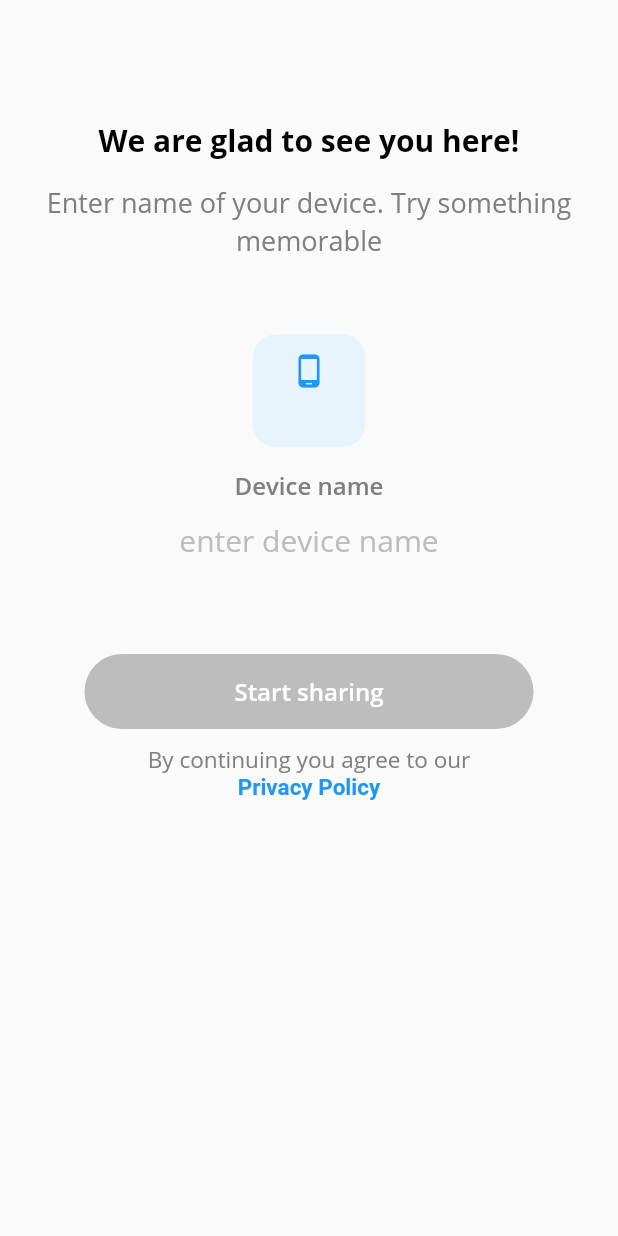
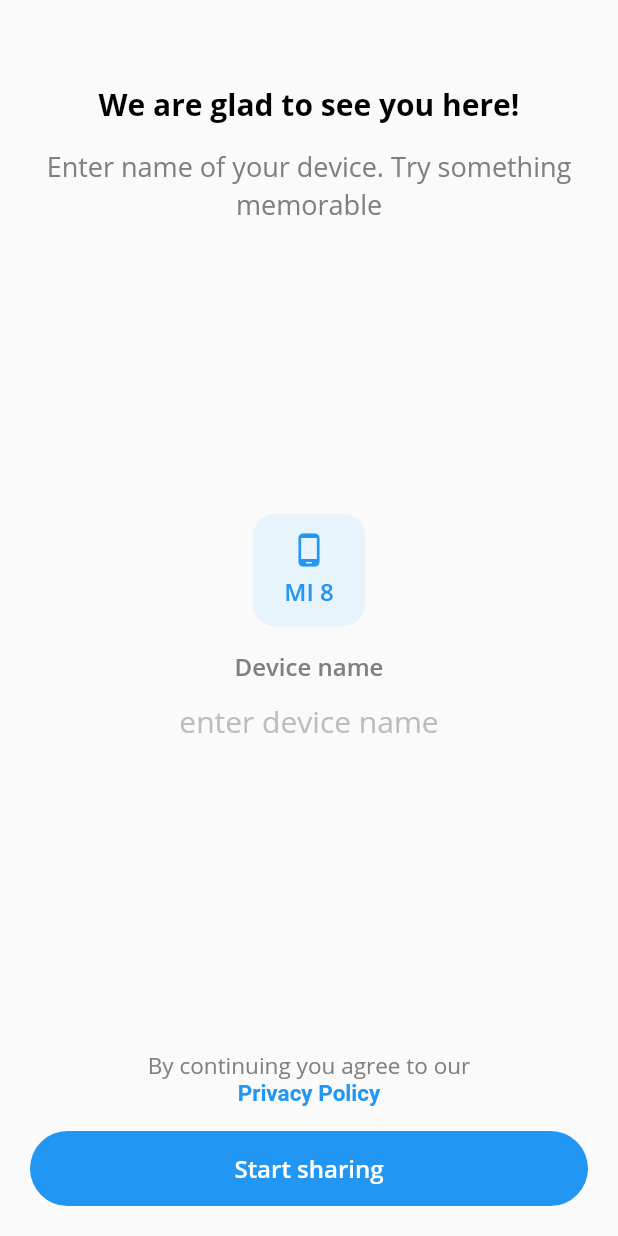
Before and after one commit to sudox-history/droply-mobile, a Flutter app: the screen it shows after launch, on a phone screen of 412 x 824 dp. Run offline on Flutter 3.47's test engine with Material 2 defaults, Android fonts, the phone set to English and light mode, and no system bars; our stand-ins replace easy_localization.

Commit message:
[UI] Layout for auth screen.

```diff
--- a/lib/auth/auth_screen.dart
+++ b/lib/auth/auth_screen.dart
@@ -1,144 +1,83 @@
-import 'dart:io';
 import 'package:droply/constants.dart';
 import 'package:flutter/gestures.dart';
 import 'package:flutter/material.dart';
+import 'package:easy_localization/easy_localization.dart';
+import 'package:flutter/rendering.dart';
+import 'package:flutter/services.dart';
 import 'package:url_launcher/url_launcher.dart';
-import 'package:flutter/services.dart';
-import 'package:easy_localization/easy_localization.dart';
-import 'package:device_info/device_info.dart';
 
-import 'main_screen.dart';
+// final DeviceInfoPlugin deviceInfo = DeviceInfoPlugin();
+// AndroidDeviceInfo androidDeviceInfo;
+// IosDeviceInfo iOSDeviceInfo;
 
-final DeviceInfoPlugin deviceInfo = DeviceInfoPlugin();
-AndroidDeviceInfo androidDeviceInfo;
-IosDeviceInfo iOSDeviceInfo;
-
-class AuthScreen extends StatefulWidget {
-  @override
-  _AuthScreenState createState() => _AuthScreenState();
-}
-
-class _AuthScreenState extends State<AuthScreen> {
-  bool _buttonEnabled = false;
-
-  void _changeButtonEnabled(bool enable) {
-    setState(() {
-      _buttonEnabled = enable;
-    });
-  }
-
-  String model = "phone_box".tr();
-
-  void getDeviceInfo() async {
-    if (Platform.isAndroid) {
-      androidDeviceInfo = await deviceInfo.androidInfo;
-      setState(() {
-        model = androidDeviceInfo.model;
-      });
-    } else if (Platform.isIOS) {
-      iOSDeviceInfo = await deviceInfo.iosInfo;
-      setState(() {
-        model = iOSDeviceInfo.model;
-      });
-    }
-  }
-
-  @override
-  void initState() {
-    getDeviceInfo();
-    super.initState();
-  }
-
+class AuthScreen extends StatelessWidget {
   @override
   Widget build(BuildContext context) {
     return Scaffold(
-      resizeToAvoidBottomPadding: false,
-      body: Container(
-          height: double.infinity,
-          child: SingleChildScrollView(
-            physics: AlwaysScrollableScrollPhysics(),
-            padding: EdgeInsets.only(top: 80, left: 16, right: 16, bottom: 20),
-            child: Column(children: [
+        body: SingleChildScrollView(
+      child: _AuthScreenLayout(
+        children: [
+          Column(
+            children: [
               _buildWelcomeTitle(),
-              SizedBox(height: 16),
               _buildWelcomeHint(),
-              SizedBox(height: 50),
-              Container(
-                  width: 75,
-                  height: 75,
-                  decoration: BoxDecoration(
-                      color: AppColors.lightBlue,
-                      borderRadius: BorderRadius.all(Radius.circular(15))),
-                  child: Column(
-                    mainAxisAlignment: MainAxisAlignment.center,
+            ],
+          ),
+          Column(
+            mainAxisSize: MainAxisSize.min,
             children: [
-                      Icon(Icons.phone_android, color: AppColors.blue),
-                      Padding(
-                        padding: EdgeInsets.only(top: 5),
-                        child: Text(model,
-                            style: TextStyle(
-                                color: AppColors.blue,
-                                fontFamily: AppFonts.openSans,
-                                fontWeight: AppFonts.semibold,
-                                fontSize: 16)),
-                      )
+              _buildDeviceBlock(),
+              _buildDeviceNameHint(),
+              _buildDeviceNameField(),
             ],
-                  )),
-              SizedBox(height: 15),
-              _buildDeviceNameHint(),
-              TextField(
-                  style: TextStyle(
-                    color: AppColors.labelTextColor,
-                    fontFamily: AppFonts.openSans,
-                    fontWeight: AppFonts.regular,
-                    fontSize: 20,
           ),
-                  inputFormatters: [LengthLimitingTextInputFormatter(25)],
-                  onChanged: (text) {
-                    _changeButtonEnabled(Regex.deviceNameAllow.hasMatch(text));
-                  },
-                  textAlign: TextAlign.center,
-                  decoration: InputDecoration(
-                    border: InputBorder.none,
-                    hintText: "enter_device_name_hint".tr(),
-                    hintStyle: TextStyle(
-                      color: AppColors.hint2TextColor,
-                      fontFamily: AppFonts.openSans,
-                      fontWeight: AppFonts.regular,
-                      fontSize: 20,
+          Column(
+            children: [
+              _buildLicenseText(),
+              _buildStartSharingButton(),
+            ],
           ),
-                  )),
-              SizedBox(height: 50),
-              FlatButton(
-                color: AppColors.blue,
-                disabledColor: AppColors.hint2TextColor,
-                padding: EdgeInsets.only(left: 100, right: 100, top: 14, bottom: 14),
-                shape: RoundedRectangleBorder(
-                  borderRadius: BorderRadius.circular(25),
+        ],
       ),
-                onPressed: _buttonEnabled
-                    ? () {
-                        //TODO: backend auth
-                        Route route = MaterialPageRoute(builder: (context) => MainScreen());
-                        Navigator.pushReplacement(context, route);
-                      }
-                    : null,
-                child: Text(
-                  "enter_button".tr(),
-                  textAlign: TextAlign.center,
-                  style: TextStyle(
-                      color: AppColors.whiteColor,
-                      fontFamily: AppFonts.openSans,
-                      fontWeight: AppFonts.semibold,
-                      fontSize: 16),
-                ),
-              ),
-              SizedBox(height: 10),
-              _buildLicenseText()
-            ]),
-          )),
-    );
-  }
+    ));
+    // return Scaffold(
+    //   body: SingleChildScrollView(
+    //     child: CustomMultiChildLayout(
+    //       delegate: _AuthScreenLayout(context),
+    //       children: [
+    //         LayoutId(
+    //           id: 1,
+    //           child: Column(
+    //             children: [
+    //               _buildWelcomeTitle(),
+    //               _buildWelcomeHint(),
+    //             ],
+    //           ),
+    //         ),
+    //         LayoutId(
+    //           id: 2,
+    //           child: Column(
+    //             mainAxisSize: MainAxisSize.min,
+    //             children: [
+    //               _buildDeviceBlock(),
+    //               _buildDeviceNameHint(),
+    //               _buildDeviceNameField(),
+    //             ],
+    //           ),
+    //         ),
+    //         LayoutId(
+    //           id: 3,
+    //           child: Column(
+    //             children: [
+    //               _buildLicenseText(),
+    //               _buildStartSharingButton(),
+    //             ],
+    //           ),
+    //         ),
+    //       ],
+    //     ),
+    //   ),
+    // );
   }
 
   Widget _buildWelcomeTitle() {
@@ -148,31 +87,24 @@ Widget _buildWelcomeTitle() {
         color: AppColors.headerTextColor,
         fontFamily: AppFonts.openSans,
         fontWeight: AppFonts.bold,
-        fontSize: 20),
+        fontSize: 20,
+      ),
     );
   }
 
   Widget _buildWelcomeHint() {
-  return Text(
+    return Container(
+      padding: EdgeInsets.only(top: 16),
+      child: Text(
         "welcome_hint".tr(),
         textAlign: TextAlign.center,
         style: TextStyle(
           color: AppColors.hint1TextColor,
           fontFamily: AppFonts.openSans,
           fontWeight: AppFonts.regular,
-        fontSize: 18),
-  );
-}
-
-Widget _buildDeviceNameHint() {
-  return Text(
-    "device_name_hint".tr(),
-    textAlign: TextAlign.center,
-    style: TextStyle(
-        color: AppColors.hint1TextColor,
-        fontFamily: AppFonts.openSans,
-        fontWeight: AppFonts.semibold,
-        fontSize: 16),
+          fontSize: 18,
+        ),
+      ),
     );
   }
 
@@ -186,18 +118,246 @@ Widget _buildLicenseText() {
             color: AppColors.hint1TextColor,
             fontFamily: AppFonts.openSans,
             fontWeight: AppFonts.regular,
-              fontSize: 15),
+            fontSize: 15,
+          ),
           children: [
             TextSpan(text: "agreement1".tr()),
             TextSpan(
               text: "agreement2".tr(),
-                style: TextStyle(color: AppColors.blue, fontWeight: AppFonts.semibold),
+              style: TextStyle(
+                color: AppColors.blue,
+                fontWeight: AppFonts.semibold,
+              ),
               recognizer: TapGestureRecognizer()
                 ..onTap = () async {
                   const url = "https://flutter.io";
-                    if (await canLaunch(url)) launch(url);
-                  }),
+                  if (await canLaunch(url)) {
+                    launch(url);
+                  }
+                },
+            ),
           ],
         ),
-      ));
+      ),
+    );
   }
+
+  Widget _buildStartSharingButton() {
+    return Container(
+      margin: EdgeInsets.only(top: 16.0),
+      width: double.infinity,
+      child: FlatButton(
+        color: AppColors.blue,
+        disabledColor: AppColors.hint2TextColor,
+        padding: EdgeInsets.only(left: 14, right: 14, top: 14, bottom: 14),
+        shape: RoundedRectangleBorder(
+          borderRadius: BorderRadius.circular(25),
+        ),
+        onPressed: () {},
+        child: Text(
+          "enter_button".tr(),
+          textAlign: TextAlign.center,
+          style: TextStyle(
+            color: AppColors.whiteColor,
+            fontFamily: AppFonts.openSans,
+            fontWeight: AppFonts.semibold,
+            fontSize: 16,
+          ),
+        ),
+      ),
+    );
+  }
+
+  Widget _buildDeviceBlock() {
+    return Container(
+      width: 75,
+      height: 75,
+      decoration: BoxDecoration(
+        color: AppColors.lightBlue,
+        borderRadius: BorderRadius.all(Radius.circular(15)),
+      ),
+      child: Column(
+        mainAxisAlignment: MainAxisAlignment.center,
+        children: [
+          Icon(Icons.phone_android, color: AppColors.blue),
+          Padding(
+            padding: EdgeInsets.only(top: 5),
+            child: Text(
+              "MI 8",
+              style: TextStyle(
+                color: AppColors.blue,
+                fontFamily: AppFonts.openSans,
+                fontWeight: AppFonts.semibold,
+                fontSize: 16,
+              ),
+            ),
+          )
+        ],
+      ),
+    );
+  }
+
+  Widget _buildDeviceNameHint() {
+    return Padding(
+      padding: EdgeInsets.only(top: 16),
+      child: Text(
+        "device_name_hint".tr(),
+        textAlign: TextAlign.center,
+        style: TextStyle(
+          color: AppColors.hint1TextColor,
+          fontFamily: AppFonts.openSans,
+          fontWeight: AppFonts.semibold,
+          fontSize: 16,
+        ),
+      ),
+    );
+  }
+
+  Widget _buildDeviceNameField() {
+    return TextField(
+      style: TextStyle(
+        color: AppColors.labelTextColor,
+        fontFamily: AppFonts.openSans,
+        fontWeight: AppFonts.regular,
+        fontSize: 20,
+      ),
+      inputFormatters: [LengthLimitingTextInputFormatter(25)],
+      onChanged: (text) {
+        // _changeButtonEnabled(Regex.deviceNameAllow.hasMatch(text));
+      },
+      textAlign: TextAlign.center,
+      decoration: InputDecoration(
+        border: InputBorder.none,
+        hintText: "enter_device_name_hint".tr(),
+        hintStyle: TextStyle(
+          color: AppColors.hint2TextColor,
+          fontFamily: AppFonts.openSans,
+          fontWeight: AppFonts.regular,
+          fontSize: 20,
+        ),
+      ),
+    );
+  }
+}
+
+class _AuthScreenLayout extends MultiChildRenderObjectWidget {
+  _AuthScreenLayout({
+    Key key,
+    List<Widget> children,
+  }) : super(key: key, children: children);
+
+  @override
+  RenderObject createRenderObject(BuildContext context) {
+    return _AuthScreenLayoutRender(context);
+  }
+}
+
+class _AuthScreenLayoutRender extends RenderBox
+    with
+        ContainerRenderObjectMixin<RenderBox, _AuthScreenLayoutParentData>,
+        RenderBoxContainerDefaultsMixin<RenderBox, _AuthScreenLayoutParentData> {
+  static const _horizontalMargin = 20;
+  static const _bottomMargin = 20.0;
+  static const _topMargin = 56.0;
+  static const _middleMargin = 20.0;
+
+  BuildContext _context;
+
+  _AuthScreenLayoutRender(this._context, {List<RenderBox> children}) {
+    addAll(children);
+  }
+
+  @override
+  void setupParentData(RenderObject child) {
+    if (child.parentData is! _AuthScreenLayoutParentData) {
+      child.parentData = _AuthScreenLayoutParentData();
+    }
+  }
+
+  @override
+  void performLayout() {
+    var maxHeight = MediaQuery.of(_context).size.height;
+    var maxWidth = constraints.maxWidth - 2 * _horizontalMargin;
+    var children = getChildrenAsList();
+
+    var header = children.first;
+    var headerSize = Size(maxWidth, double.infinity);
+    header.layout(BoxConstraints.loose(headerSize), parentUsesSize: true);
+
+    _AuthScreenLayoutParentData headerParentData = header.parentData;
+    headerParentData.offset = Offset(constraints.maxWidth / 2 - headerSize.width / 2, _topMargin);
+
+    var footer = children.last;
+    var footerSize = Size(maxWidth, double.infinity);
+    footer.layout(BoxConstraints.loose(footerSize), parentUsesSize: true);
+
+    _AuthScreenLayoutParentData footerParentData = footer.parentData;
+    footerParentData.offset = Offset(
+      constraints.maxWidth / 2 - footerSize.width / 2,
+      maxHeight - _bottomMargin - footer.size.height,
+    );
+
+    var middle = children[1];
+    var middleSize = Size(maxWidth, double.infinity);
+    middle.layout(BoxConstraints.loose(middleSize), parentUsesSize: true);
+
+    _AuthScreenLayoutParentData middleParentData = middle.parentData;
+    var middleX = constraints.maxWidth / 2 - middle.size.width / 2;
+    var freeHeight =
+        maxHeight - _topMargin - header.size.height - middle.size.height - footer.size.height - _bottomMargin;
+
+    if (freeHeight >= _middleMargin * 2) {
+      middleParentData.offset = Offset(
+        middleX,
+        (footerParentData.offset.dy + headerParentData.offset.dy + header.size.height) / 2 - middle.size.height / 2,
+      );
+
+      size = Size(constraints.maxWidth, maxHeight);
+    } else {
+      middleParentData.offset = Offset(
+        middleX,
+        headerParentData.offset.dy + header.size.height + _middleMargin,
+      );
+
+      footerParentData.offset =
+          Offset(footerParentData.offset.dx, middleParentData.offset.dy + middle.size.height + _middleMargin);
+
+      size = Size(
+        constraints.maxWidth,
+        _topMargin + header.size.height + _middleMargin * 2 + middle.size.height + footer.size.height + _bottomMargin,
+      );
+    }
+  }
+
+  @override
+  void paint(PaintingContext context, Offset offset) {
+    defaultPaint(context, offset);
+  }
+
+  @override
+  bool hitTestChildren(HitTestResult result, {Offset position}) {
+    return defaultHitTestChildren(result, position: position);
+  }
+
+  @override
+  double computeMaxIntrinsicHeight(double width) {
+    return 0;
+  }
+
+  @override
+  double computeMaxIntrinsicWidth(double height) {
+    return 0;
+  }
+
+  @override
+  double computeMinIntrinsicHeight(double width) {
+    return 0;
+  }
+
+  @override
+  double computeMinIntrinsicWidth(double height) {
+    return 0;
+  }
+}
+
+class _AuthScreenLayoutParentData extends ContainerBoxParentData<RenderBox> {}
```
Lines whose indentation alone changed are shown as unchanged.
